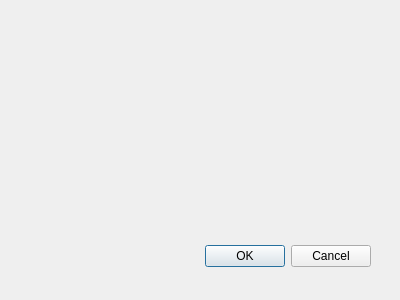
This is libs/widgets/WdgDlgPaletteEditor.ui in KDE/krita as Qt 5 draws it before an edit. The edited form follows.
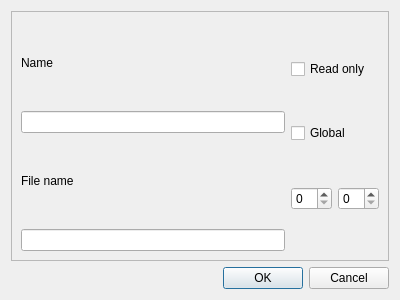
This is the edited form.

Commit message:
KisDlgPaletteEditor added to modify button
T8646

Diff of the .ui file:
```diff
--- a/libs/widgets/WdgDlgPaletteEditor.ui
+++ b/libs/widgets/WdgDlgPaletteEditor.ui
@@ -13,22 +13,82 @@
   <property name="windowTitle">
    <string>Dialog</string>
   </property>
-  <widget class="QDialogButtonBox" name="buttonBox">
-   <property name="geometry">
-    <rect>
-     <x>30</x>
-     <y>240</y>
-     <width>341</width>
-     <height>32</height>
-    </rect>
-   </property>
-   <property name="orientation">
-    <enum>Qt::Horizontal</enum>
-   </property>
-   <property name="standardButtons">
-    <set>QDialogButtonBox::Cancel|QDialogButtonBox::Ok</set>
-   </property>
-  </widget>
+  <layout class="QVBoxLayout" name="verticalLayout">
+   <item>
+    <widget class="QFrame" name="frame">
+     <property name="frameShape">
+      <enum>QFrame::StyledPanel</enum>
+     </property>
+     <property name="frameShadow">
+      <enum>QFrame::Raised</enum>
+     </property>
+     <layout class="QHBoxLayout" name="horizontalLayout">
+      <item>
+       <layout class="QVBoxLayout" name="verticalLayoutLeft">
+        <item>
+         <widget class="QLabel" name="labelName">
+          <property name="text">
+           <string>Name</string>
+          </property>
+         </widget>
+        </item>
+        <item>
+         <widget class="QLineEdit" name="lineEditName"/>
+        </item>
+        <item>
+         <widget class="QLabel" name="labelFilename">
+          <property name="text">
+           <string>File name</string>
+          </property>
+         </widget>
+        </item>
+        <item>
+         <widget class="QLineEdit" name="lineEditFilename"/>
+        </item>
+       </layout>
+      </item>
+      <item>
+       <layout class="QVBoxLayout" name="verticalLayoutRight">
+        <item>
+         <widget class="QCheckBox" name="ckxReadOnly">
+          <property name="text">
+           <string>Read only</string>
+          </property>
+         </widget>
+        </item>
+        <item>
+         <widget class="QCheckBox" name="ckxGlobal">
+          <property name="text">
+           <string>Global</string>
+          </property>
+         </widget>
+        </item>
+        <item>
+         <layout class="QHBoxLayout" name="horizontalLayoutSpinBox">
+          <item>
+           <widget class="QSpinBox" name="spinBoxRow"/>
+          </item>
+          <item>
+           <widget class="QSpinBox" name="spinBoxCol"/>
+          </item>
+         </layout>
+        </item>
+       </layout>
+      </item>
+     </layout>
+    </widget>
+   </item>
+   <item>
+    <widget class="QDialogButtonBox" name="buttonBox">
+     <property name="orientation">
+      <enum>Qt::Horizontal</enum>
+     </property>
+     <property name="standardButtons">
+      <set>QDialogButtonBox::Cancel|QDialogButtonBox::Ok</set>
+     </property>
+    </widget>
+   </item>
+  </layout>
  </widget>
  <resources/>
  <connections>
```
Left out of the diff: 32 changed lines with no effect on the pictures. The commit also changes 3 other files.
